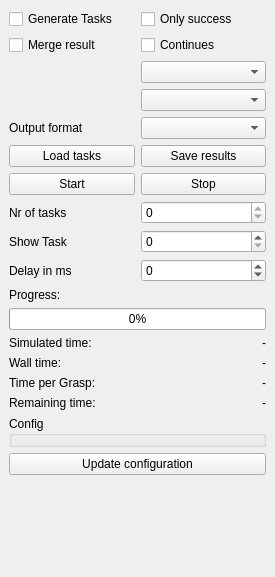
onier/RobWork, file RobWorkSim/src/rwsimlibs/plugins/SimTaskPlugin.ui: the form before one commit.
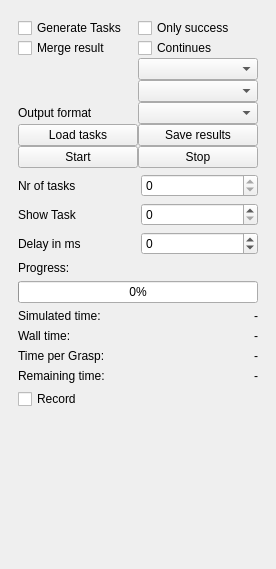
The form after the commit.

```diff
--- a/RobWorkSim/src/rwsimlibs/plugins/SimTaskPlugin.ui
+++ b/RobWorkSim/src/rwsimlibs/plugins/SimTaskPlugin.ui
@@ -6,8 +6,8 @@
    <rect>
     <x>0</x>
     <y>0</y>
-    <width>275</width>
-    <height>577</height>
+    <width>276</width>
+    <height>569</height>
    </rect>
   </property>
   <property name="windowTitle">
@@ -16,9 +16,34 @@
   <widget class="QWidget" name="dockWidgetContents">
    <layout class="QVBoxLayout" name="verticalLayout_2">
     <item>
-     <layout class="QVBoxLayout" name="verticalLayout">
+     <widget class="QScrollArea" name="scrollArea">
+      <property name="enabled">
+       <bool>true</bool>
+      </property>
+      <property name="frameShape">
+       <enum>QFrame::NoFrame</enum>
+      </property>
+      <property name="frameShadow">
+       <enum>QFrame::Sunken</enum>
+      </property>
+      <property name="widgetResizable">
+       <bool>true</bool>
+      </property>
+      <widget class="QWidget" name="scrollAreaWidgetContents">
+       <property name="geometry">
+        <rect>
+         <x>0</x>
+         <y>0</y>
+         <width>258</width>
+         <height>526</height>
+        </rect>
+       </property>
+       <layout class="QVBoxLayout" name="verticalLayout_3">
       <item>
        <layout class="QGridLayout" name="gridLayout">
+          <property name="spacing">
+           <number>0</number>
+          </property>
         <item row="5" column="0">
          <widget class="QPushButton" name="_loadTaskBtn">
           <property name="text">
@@ -100,6 +125,8 @@
        </layout>
       </item>
       <item>
+         <layout class="QVBoxLayout" name="verticalLayout">
+          <item>
        <layout class="QGridLayout" name="gridLayout_2">
         <item row="0" column="1">
          <widget class="QSpinBox" name="_nrTaskSpinBox">
@@ -234,19 +261,9 @@
        </layout>
       </item>
       <item>
-       <widget class="QGroupBox" name="_configGroupBox">
-        <property name="title">
-         <string>Config</string>
-        </property>
-        <property name="checkable">
-         <bool>false</bool>
-        </property>
-       </widget>
-      </item>
-      <item>
-       <widget class="QPushButton" name="_updateConfigBtn">
+           <widget class="QCheckBox" name="_recordBox">
         <property name="text">
-         <string>Update configuration</string>
+             <string>Record</string>
         </property>
        </widget>
       </item>
@@ -264,6 +281,10 @@
        </spacer>
       </item>
      </layout>
+        </item>
+       </layout>
+      </widget>
+     </widget>
     </item>
    </layout>
   </widget>
```
Lines whose indentation alone changed are shown as unchanged.
